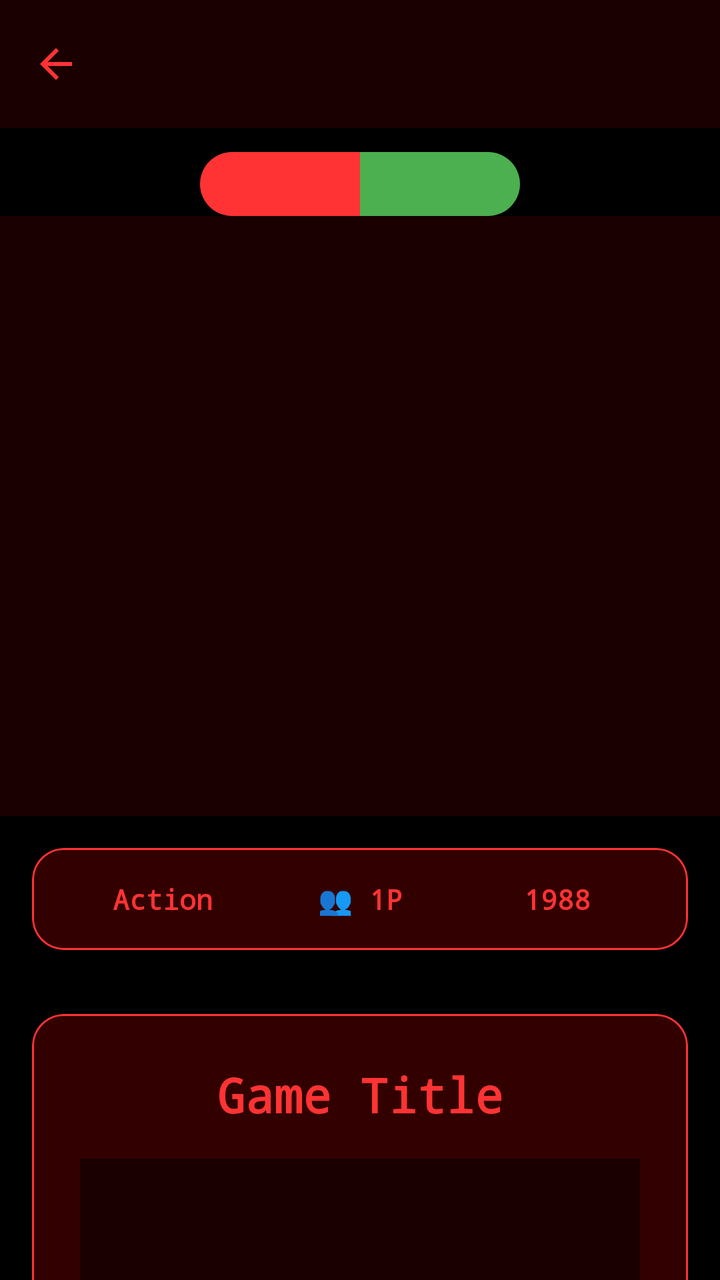
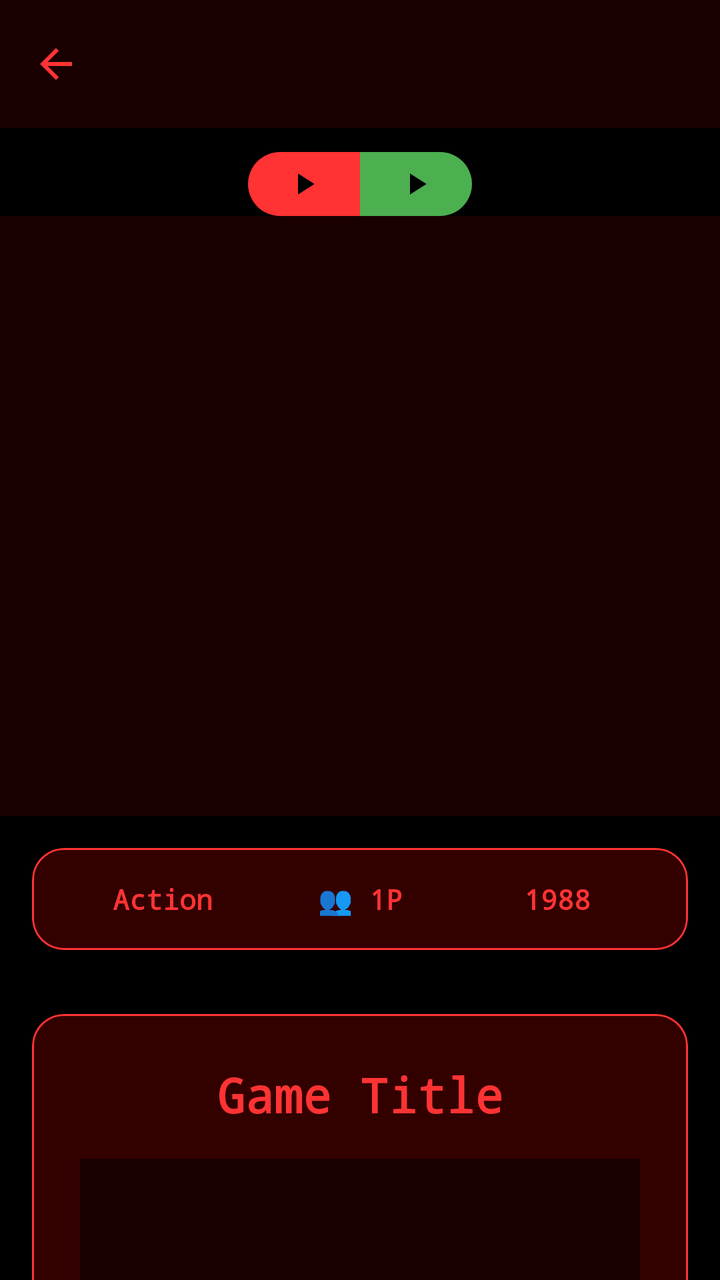

Screens rendered from an Android XML layout before and after an edit, with the pre-edit source and the edit as a unified diff.
<!-- AndroidManifest.xml: application theme Theme.KITT -->
<!-- res/layout/activity_game_details_modern.xml -->
<?xml version="1.0" encoding="utf-8"?>
<androidx.coordinatorlayout.widget.CoordinatorLayout xmlns:android="http://schemas.android.com/apk/res/android"
    xmlns:app="http://schemas.android.com/apk/res-auto"
    xmlns:tools="http://schemas.android.com/tools"
    android:layout_width="match_parent"
    android:layout_height="match_parent"
    android:background="@color/kitt_black"
    android:fitsSystemWindows="true">

    
    <androidx.appcompat.widget.Toolbar
        android:id="@+id/toolbar"
        android:layout_width="match_parent"
        android:layout_height="?attr/actionBarSize"
        android:background="@color/kitt_dark_red"
        app:navigationIcon="@drawable/ic_arrow_back_24"
        app:navigationIconTint="@color/kitt_red"
        app:titleTextColor="@color/kitt_red"
        app:titleTextAppearance="@style/ToolbarTitleStyle" />

    
    <LinearLayout
        android:id="@+id/dual_pill_container"
        android:layout_width="match_parent"
        android:layout_height="wrap_content"
        android:layout_marginTop="?attr/actionBarSize"
        android:orientation="horizontal"
        android:paddingTop="12dp"
        android:paddingBottom="8dp"
        android:paddingStart="24dp"
        android:paddingEnd="24dp"
        android:gravity="center"
        android:elevation="8dp">

        <LinearLayout
            android:layout_width="wrap_content"
            android:layout_height="32dp"
            android:orientation="horizontal"
            android:background="@android:color/transparent"
            android:clipToOutline="true">

            
            <FrameLayout
                android:id="@+id/pill_wasm"
                android:layout_width="80dp"
                android:layout_height="match_parent"
                android:background="@drawable/pill_left_red_ripple"
                android:clickable="true"
                android:focusable="true" />

            
            <FrameLayout
                android:id="@+id/pill_native"
                android:layout_width="80dp"
                android:layout_height="match_parent"
                android:background="@drawable/pill_right_green_ripple"
                android:clickable="true"
                android:focusable="true" />

        </LinearLayout>

    </LinearLayout>

    
    <androidx.core.widget.NestedScrollView
        android:layout_width="match_parent"
        android:layout_height="match_parent"
        android:layout_marginTop="108dp">

        <LinearLayout
            android:layout_width="match_parent"
            android:layout_height="wrap_content"
            android:orientation="vertical">

            
            <ImageView
                android:id="@+id/game_screenshot_background"
                android:layout_width="match_parent"
                android:layout_height="300dp"
                android:scaleType="centerCrop"
                android:background="@color/kitt_dark_red"
                android:contentDescription="Game Screenshot" />

            
            <com.google.android.material.card.MaterialCardView
                android:layout_width="match_parent"
                android:layout_height="wrap_content"
                android:layout_margin="16dp"
                app:cardCornerRadius="16dp"
                app:cardElevation="4dp"
                app:strokeColor="@color/kitt_red"
                app:strokeWidth="1dp"
                app:cardBackgroundColor="@color/kitt_medium_red">

                <LinearLayout
                    android:layout_width="match_parent"
                    android:layout_height="wrap_content"
                    android:orientation="horizontal"
                    android:padding="16dp"
                    android:gravity="center_vertical">

                <TextView
                    android:id="@+id/game_genre"
                    android:layout_width="0dp"
                    android:layout_height="wrap_content"
                    android:layout_weight="1"
                    android:text="Action"
                    android:textSize="14sp"
                    android:textColor="@color/kitt_red"
                    android:fontFamily="monospace"
                    android:textStyle="bold"
                    android:gravity="center" />

                <TextView
                    android:id="@+id/game_players"
                    android:layout_width="0dp"
                    android:layout_height="wrap_content"
                    android:layout_weight="1"
                    android:text="👥 1P"
                    android:textSize="14sp"
                    android:textColor="@color/kitt_red"
                    android:fontFamily="monospace"
                    android:textStyle="bold"
                    android:gravity="center" />

                <TextView
                    android:id="@+id/game_release_date"
                    android:layout_width="0dp"
                    android:layout_height="wrap_content"
                    android:layout_weight="1"
                    android:text="1988"
                    android:textSize="14sp"
                    android:textColor="@color/kitt_red"
                    android:fontFamily="monospace"
                    android:textStyle="bold"
                    android:gravity="center" />

                </LinearLayout>

            </com.google.android.material.card.MaterialCardView>

            
            <com.google.android.material.card.MaterialCardView
                android:layout_width="match_parent"
                android:layout_height="wrap_content"
                android:layout_margin="16dp"
                app:cardCornerRadius="16dp"
                app:cardElevation="8dp"
                app:strokeColor="@color/kitt_red"
                app:strokeWidth="1dp"
                app:cardBackgroundColor="@color/kitt_medium_red">

                <LinearLayout
                    android:layout_width="match_parent"
                    android:layout_height="wrap_content"
                    android:orientation="vertical"
                    android:padding="24dp"
                    android:gravity="center_horizontal">

                    
                    <TextView
                        android:id="@+id/game_title"
                        android:layout_width="match_parent"
                        android:layout_height="wrap_content"
                        android:text="Game Title"
                        android:textSize="24sp"
                        android:textColor="@color/kitt_red"
                        android:fontFamily="monospace"
                        android:textStyle="bold"
                        android:ellipsize="end"
                        android:maxLines="3"
                        android:lineSpacingExtra="2dp"
                        android:gravity="center" />

                    
                    <ImageView
                        android:id="@+id/game_image"
                        android:layout_width="match_parent"
                        android:layout_height="200dp"
                        android:layout_marginTop="16dp"
                        android:scaleType="centerCrop"
                        android:background="@color/kitt_dark_red"
                        android:contentDescription="Game cover" />

                    
                    <TextView
                        android:id="@+id/game_description"
                        android:layout_width="match_parent"
                        android:layout_height="wrap_content"
                        android:layout_marginTop="16dp"
                        android:text="Game description..."
                        android:textSize="16sp"
                        android:textColor="@color/kitt_red_light"
                        android:fontFamily="monospace"
                        android:lineSpacingExtra="4dp"
                        android:gravity="center" />

                </LinearLayout>

            </com.google.android.material.card.MaterialCardView>

            
            <com.google.android.material.card.MaterialCardView
                android:layout_width="match_parent"
                android:layout_height="wrap_content"
                android:layout_margin="16dp"
                app:cardCornerRadius="16dp"
                app:cardElevation="4dp"
                app:strokeColor="@color/kitt_red"
                app:strokeWidth="1dp"
                app:cardBackgroundColor="@color/kitt_medium_red">

                <LinearLayout
                    android:layout_width="match_parent"
                    android:layout_height="wrap_content"
                    android:orientation="vertical"
                    android:padding="16dp">

                    <TextView
                        android:layout_width="match_parent"
                        android:layout_height="wrap_content"
                        android:text="🎮 EMULATOR MODE"
                        android:textSize="18sp"
                        android:textColor="@color/kitt_red"
                        android:fontFamily="monospace"
                        android:textStyle="bold"
                        android:gravity="center"
                        android:layout_marginBottom="12dp" />

                    
                    <LinearLayout
                        android:layout_width="match_parent"
                        android:layout_height="wrap_content"
                        android:orientation="horizontal"
                        android:gravity="center_vertical"
                        android:layout_marginBottom="8dp">

                        <TextView
                            android:layout_width="0dp"
                            android:layout_height="wrap_content"
                            android:layout_weight="1"
                            android:text="NATIVE"
                            android:textSize="14sp"
                            android:textColor="@color/kitt_red_light"
                            android:fontFamily="monospace"
                            android:textStyle="bold" />

                        <com.google.android.material.switchmaterial.SwitchMaterial
                            android:id="@+id/emulatorModeSwitch"
                            android:layout_width="wrap_content"
                            android:layout_height="wrap_content"
                            android:checked="false"
                            app:thumbTint="@color/kitt_red"
                            app:trackTint="@color/kitt_red_alpha" />

                        <TextView
                            android:layout_width="0dp"
                            android:layout_height="wrap_content"
                            android:layout_weight="1"
                            android:text="RETROARCH"
                            android:textSize="14sp"
                            android:textColor="@color/kitt_red_light"
                            android:fontFamily="monospace"
                            android:textStyle="bold"
                            android:gravity="end" />

                    </LinearLayout>

                    
                    <TextView
                        android:id="@+id/consoleDefaultInfo"
                        android:layout_width="match_parent"
                        android:layout_height="wrap_content"
                        android:text="Console default: NATIVE"
                        android:textSize="12sp"
                        android:textColor="@color/kitt_red_alpha"
                        android:fontFamily="monospace"
                        android:gravity="center"
                        android:layout_marginTop="4dp" />

                </LinearLayout>

            </com.google.android.material.card.MaterialCardView>

            
            <LinearLayout
                android:layout_width="match_parent"
                android:layout_height="wrap_content"
                android:orientation="horizontal"
                android:layout_marginBottom="16dp">

                <com.google.android.material.button.MaterialButton
                    android:id="@+id/play_button"
                    android:layout_width="0dp"
                    android:layout_height="56dp"
                    android:layout_weight="1"
                    android:layout_marginEnd="8dp"
                    android:text="🎮 WASM"
                    android:textSize="14sp"
                    app:backgroundTint="@color/kitt_red"
                    app:cornerRadius="16dp"
                    app:icon="@drawable/ic_play_arrow_24"
                    app:iconGravity="textStart"
                    app:iconPadding="4dp"
                    android:textColor="@color/kitt_black"
                    android:fontFamily="monospace"
                    android:textStyle="bold"
                    style="@style/Widget.Material3.Button" />

                <com.google.android.material.button.MaterialButton
                    android:id="@+id/favorite_button"
                    android:layout_width="56dp"
                    android:layout_height="56dp"
                    android:layout_marginStart="8dp"
                    app:icon="@drawable/ic_favorite_border_24"
                    app:iconSize="24dp"
                    app:iconTint="@color/kitt_red"
                    app:backgroundTint="@color/kitt_medium_red"
                    app:cornerRadius="16dp"
                    app:strokeColor="@color/kitt_red"
                    app:strokeWidth="1dp"
                    style="@style/Widget.Material3.Button.IconButton" />

            </LinearLayout>

            
            <LinearLayout
                android:id="@+id/native_buttons_container"
                android:layout_width="match_parent"
                android:layout_height="wrap_content"
                android:layout_marginStart="16dp"
                android:layout_marginEnd="16dp"
                android:layout_marginTop="8dp"
                android:orientation="horizontal"
                android:visibility="gone">

                <com.google.android.material.button.MaterialButton
                    android:id="@+id/play_native_button"
                    android:layout_width="0dp"
                    android:layout_height="56dp"
                    android:layout_weight="1"
                    android:layout_marginEnd="8dp"
                    android:text="⚡ NEW GAME"
                    android:textSize="13sp"
                    app:backgroundTint="@color/kitt_red"
                    app:cornerRadius="16dp"
                    android:textColor="@color/kitt_black"
                    android:fontFamily="monospace"
                    android:textStyle="bold"
                    style="@style/Widget.Material3.Button" />

                <com.google.android.material.button.MaterialButton
                    android:id="@+id/load_save_button"
                    android:layout_width="0dp"
                    android:layout_height="56dp"
                    android:layout_weight="1"
                    android:layout_marginStart="8dp"
                    android:text="📂 CHARGER"
                    android:textSize="13sp"
                    app:backgroundTint="@color/kitt_red_alpha"
                    app:strokeColor="@color/kitt_red"
                    app:strokeWidth="2dp"
                    android:textColor="@color/kitt_red"
                    app:cornerRadius="16dp"
                    android:fontFamily="monospace"
                    android:textStyle="bold"
                    android:visibility="gone"
                    style="@style/Widget.Material3.Button.OutlinedButton" />

                <com.google.android.material.button.MaterialButton
                    android:id="@+id/cheat_button"
                    android:layout_width="0dp"
                    android:layout_height="56dp"
                    android:layout_weight="1"
                    android:layout_marginStart="8dp"
                    android:text="🎮 CODES"
                    android:textSize="13sp"
                    app:backgroundTint="@color/kitt_green_alpha"
                    app:strokeColor="@color/kitt_green"
                    app:strokeWidth="2dp"
                    android:textColor="@color/kitt_green"
                    app:cornerRadius="16dp"
                    android:fontFamily="monospace"
                    android:textStyle="bold"
                    android:visibility="visible"
                    style="@style/Widget.Material3.Button.OutlinedButton" />

                <com.google.android.material.button.MaterialButton
                    android:id="@+id/core_override_button"
                    android:layout_width="0dp"
                    android:layout_height="56dp"
                    android:layout_weight="1"
                    android:layout_marginStart="8dp"
                    android:text="⚙ CORE"
                    android:textSize="13sp"
                    app:backgroundTint="@color/kitt_blue_alpha"
                    app:strokeColor="@color/kitt_blue"
                    app:strokeWidth="2dp"
                    android:textColor="@color/kitt_blue"
                    app:cornerRadius="16dp"
                    android:fontFamily="monospace"
                    android:textStyle="bold"
                    android:visibility="visible"
                    style="@style/Widget.Material3.Button.OutlinedButton" />

            </LinearLayout>


        </LinearLayout>

    </androidx.core.widget.NestedScrollView>

</androidx.coordinatorlayout.widget.CoordinatorLayout>
<!-- resources referenced by this layout -->
<resources>
  <color name="kitt_black">#000000</color>
  <color name="kitt_blue">#2196F3</color>
  <color name="kitt_blue_alpha">#1a2196F3</color>
  <color name="kitt_dark_red">#1a0000</color>
  <color name="kitt_green">#4CAF50</color>
  <color name="kitt_green_alpha">#1a4CAF50</color>
  <color name="kitt_medium_red">#330000</color>
  <color name="kitt_red">#ff3333</color>
  <color name="kitt_red_alpha">#1aff3333</color>
  <color name="kitt_red_light">#ff6666</color>
  <!-- drawable ic_arrow_back_24 (drawable) -->
  <vector xmlns:android="http://schemas.android.com/apk/res/android"
      android:width="24dp"
      android:height="24dp"
      android:viewportWidth="24"
      android:viewportHeight="24"
      android:tint="?attr/colorOnSurface">
    <path
        android:fillColor="@android:color/white"
        android:pathData="M20,11H7.83l5.59,-5.59L12,4l-8,8 8,8 1.41,-1.41L7.83,13H20v-2z"/>
  </vector>
  <!-- drawable ic_favorite_border_24 (drawable) -->
  <vector xmlns:android="http://schemas.android.com/apk/res/android"
      android:width="24dp"
      android:height="24dp"
      android:viewportWidth="24"
      android:viewportHeight="24"
      android:tint="?attr/colorOnSurface">
    <path
        android:fillColor="@android:color/white"
        android:pathData="M16.5,3c-1.74,0 -3.41,0.81 -4.5,2.09C10.91,3.81 9.24,3 7.5,3 4.42,3 2,5.42 2,8.5c0,3.78 3.4,6.86 8.55,11.54L12,21.35l1.45,-1.32C18.6,15.36 22,12.28 22,8.5 22,5.42 19.58,3 16.5,3zM12.1,18.55l-0.1,0.1 -0.1,-0.1C7.14,14.24 4,11.39 4,8.5 4,6.5 5.5,5 7.5,5c1.54,0 3.04,0.99 3.57,2.36h1.87C13.46,5.99 14.96,5 16.5,5c2,0 3.5,1.5 3.5,3.5 0,2.89 -3.14,5.74 -7.9,10.05z"/>
  </vector>
  <!-- drawable ic_play_arrow_24 (drawable) -->
  <vector xmlns:android="http://schemas.android.com/apk/res/android"
      android:width="24dp"
      android:height="24dp"
      android:viewportWidth="24"
      android:viewportHeight="24"
      android:tint="?attr/colorOnSurface">
    <path
        android:fillColor="@android:color/white"
        android:pathData="M8,5v14l11,-7z"/>
  </vector>
  <!-- drawable pill_left_red_ripple (drawable) -->
  <?xml version="1.0" encoding="utf-8"?>
  <ripple xmlns:android="http://schemas.android.com/apk/res/android"
      android:color="#40000000">
      
      <item>
          <shape android:shape="rectangle">
              <solid android:color="@color/kitt_red" />
              <corners
                  android:topLeftRadius="16dp"
                  android:bottomLeftRadius="16dp"
                  android:topRightRadius="0dp"
                  android:bottomRightRadius="0dp" />
          </shape>
      </item>
      
  </ripple>
  <!-- drawable pill_right_green_ripple (drawable) -->
  <?xml version="1.0" encoding="utf-8"?>
  <ripple xmlns:android="http://schemas.android.com/apk/res/android"
      android:color="#40000000">
      
      <item>
          <shape android:shape="rectangle">
              <solid android:color="@color/kitt_green" />
              <corners
                  android:topLeftRadius="0dp"
                  android:bottomLeftRadius="0dp"
                  android:topRightRadius="16dp"
                  android:bottomRightRadius="16dp" />
          </shape>
      </item>
      
  </ripple>
  <style name="ToolbarTitleStyle" parent="TextAppearance.Material3.TitleMedium">
          <item name="android:textColor">@color/kitt_red</item>
          <item name="android:fontFamily">monospace</item>
          <item name="android:textStyle">bold</item>
      </style>
  <style name="Theme.KITT" parent="Base.Theme.KITT" />
  <color name="kitt_gray">#333333</color>
  <color name="kitt_light_gray">#666666</color>
  <!-- unchanged entries left out for length: 1 -->
</resources>

<!-- the commit's change to res/layout/activity_game_details_modern.xml (unified diff, before → after) -->
@@ -42,20 +42,40 @@
             
             <FrameLayout
                 android:id="@+id/pill_wasm"
-                android:layout_width="80dp"
+                android:layout_width="56dp"
                 android:layout_height="match_parent"
                 android:background="@drawable/pill_left_red_ripple"
                 android:clickable="true"
-                android:focusable="true" />
+                android:focusable="true">
+
+                <ImageView
+                    android:layout_width="18dp"
+                    android:layout_height="18dp"
+                    android:layout_gravity="center"
+                    android:src="@drawable/ic_play_arrow_24"
+                    android:tint="@color/kitt_black"
+                    android:contentDescription="Play WASM" />
+
+            </FrameLayout>
 
             
             <FrameLayout
                 android:id="@+id/pill_native"
-                android:layout_width="80dp"
+                android:layout_width="56dp"
                 android:layout_height="match_parent"
                 android:background="@drawable/pill_right_green_ripple"
                 android:clickable="true"
-                android:focusable="true" />
+                android:focusable="true">
+
+                <ImageView
+                    android:layout_width="18dp"
+                    android:layout_height="18dp"
+                    android:layout_gravity="center"
+                    android:src="@drawable/ic_play_arrow_24"
+                    android:tint="@color/kitt_black"
+                    android:contentDescription="Play Native" />
+
+            </FrameLayout>
 
         </LinearLayout>
 
